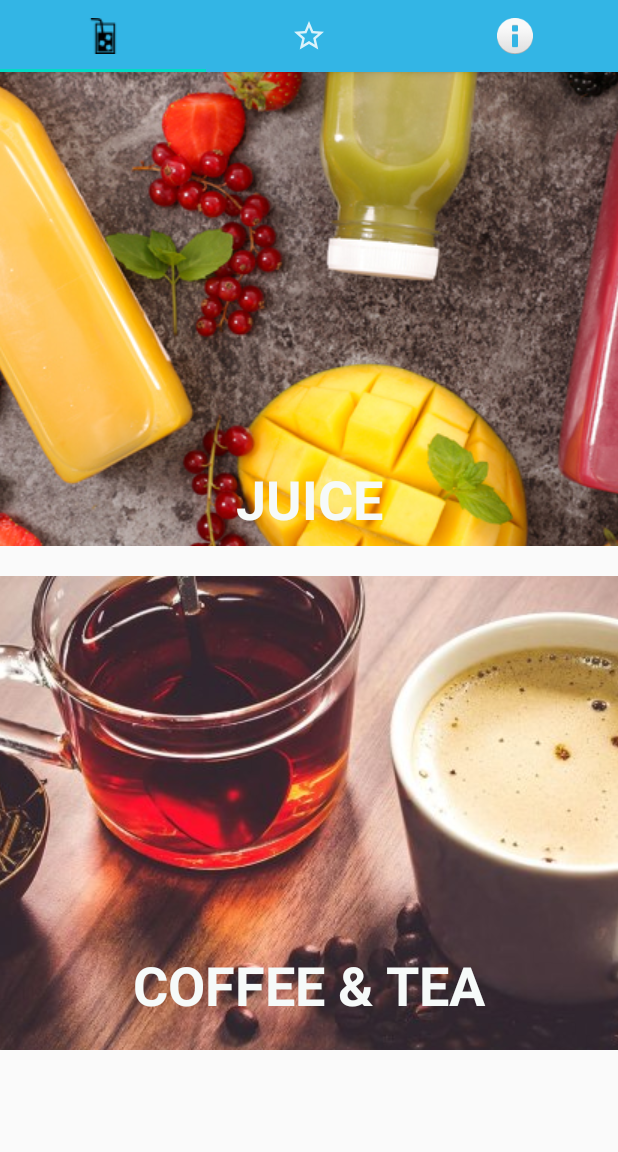
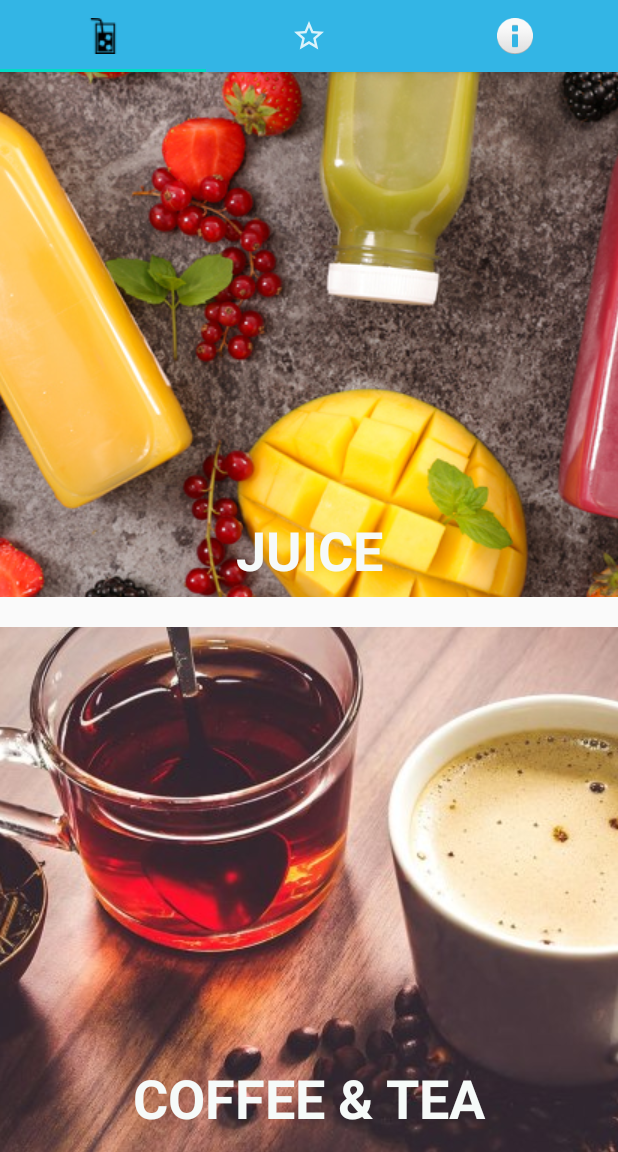
Before and after one commit to MiaoOAO/MobileAppFinalProject, an Android app: the screen it shows after launch (MainActivity), on a phone screen of 412 x 824 dp, the part 84-1236 px from its top. Run offline under Robolectric (Android 15) with nearby library versions, the phone set to English and light mode, and no system bars.

Commit message:
tab1 update

```diff
--- a/app/src/main/res/layout/fragment_tab1.xml
+++ b/app/src/main/res/layout/fragment_tab1.xml
@@ -1,7 +1,12 @@
 <?xml version="1.0" encoding="utf-8"?>
-<androidx.constraintlayout.widget.ConstraintLayout xmlns:android="http://schemas.android.com/apk/res/android"
+<ScrollView
+    xmlns:android="http://schemas.android.com/apk/res/android"
     xmlns:app="http://schemas.android.com/apk/res-auto"
     xmlns:tools="http://schemas.android.com/tools"
+    android:layout_height="match_parent"
+    android:layout_width="match_parent">
+
+    <androidx.constraintlayout.widget.ConstraintLayout
         android:id="@+id/frameLayout"
         android:layout_width="match_parent"
         android:layout_height="match_parent"
@@ -10,7 +15,7 @@
         <ImageButton
             android:id="@+id/imageButton2"
             android:layout_width="0dp"
-        android:layout_height="316dp"
+            android:layout_height="350dp"
             android:src="@drawable/juice"
             app:layout_constraintEnd_toEndOf="parent"
             app:layout_constraintStart_toStartOf="parent"
@@ -34,8 +39,8 @@
 
         <ImageButton
             android:id="@+id/imageButton3"
-        android:layout_width="419dp"
-        android:layout_height="316dp"
+            android:layout_width="match_parent"
+            android:layout_height="357dp"
             android:layout_marginTop="20dp"
             android:src="@drawable/coffeetea"
             app:layout_constraintEnd_toEndOf="parent"
@@ -58,3 +63,4 @@
             app:layout_constraintStart_toStartOf="parent" />
 
     </androidx.constraintlayout.widget.ConstraintLayout>
+</ScrollView>
```
Lines whose indentation alone changed are shown as unchanged.
